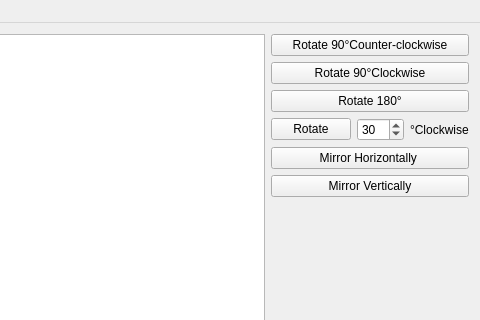
Before: the Qt Designer form mainwindow.ui in lizy14/hello-lenna, drawn with Qt 5; both pictures show x 415 to 895 and y 0 to 320 of the 895 by 669 pixel window.
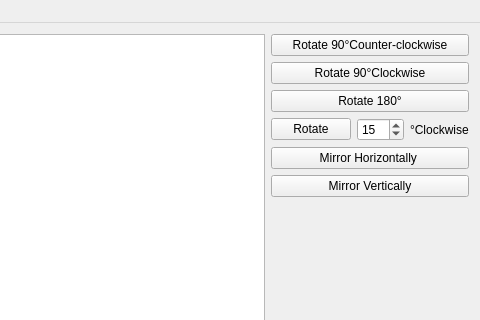
After: the same form once the commit is applied.

Commit message: transpose rewritten

What changed in the file:
```diff
--- a/mainwindow.ui
+++ b/mainwindow.ui
@@ -76,7 +76,7 @@
              <number>15</number>
             </property>
             <property name="value">
-             <number>30</number>
+             <number>15</number>
             </property>
            </widget>
           </item>
```
The commit also changes 1 other file.
